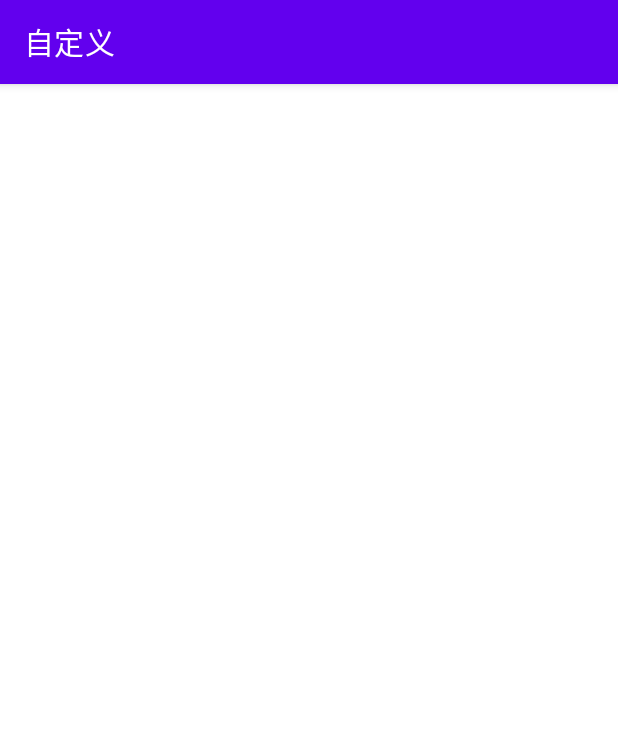
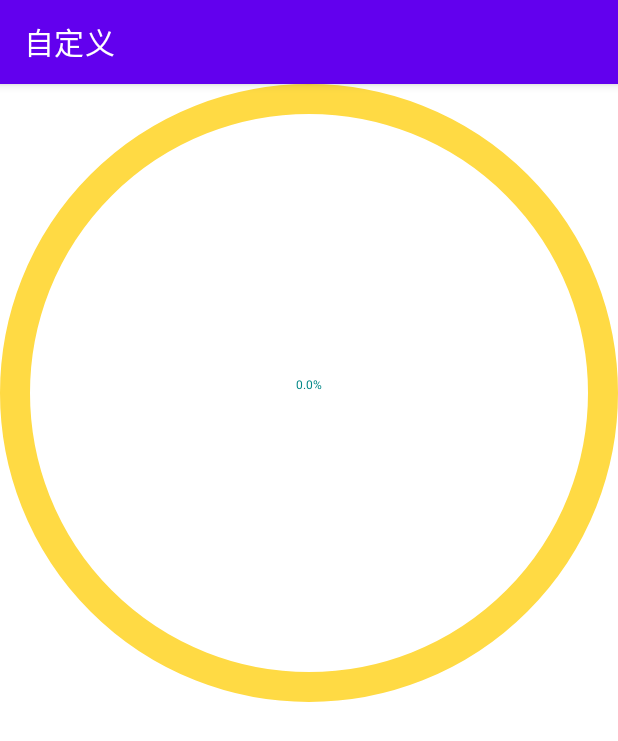
Before and after one commit to jianghu9527/DomeSummary, an Android app: the ProgressActivity screen opened directly, with no data from a screen before it, on a phone screen of 412 x 824 dp. Shown: the top 741 px of the screen. Run offline under Robolectric (Android 15) with nearby library versions, the phone set to English and light mode, and no system bars.

Commit message:
进度百分比

```diff
--- a/app/src/main/java/com/cd/ruileda/cc/view/ui/MainActivity.java
+++ b/app/src/main/java/com/cd/ruileda/cc/view/ui/MainActivity.java
@@ -42,7 +42,7 @@ public class MainActivity extends AppCompatActivity {
     public  List<String>  getData (){
         mdata.add("QQ计步器");
         mdata.add("字体变色效果分析");
-        mdata.add("进度条");
+        mdata.add("ProgreeBar进度条");
         mdata.add("Tinker");
         mdata.add("room");
         return mdata;
@@ -58,7 +58,7 @@ public class MainActivity extends AppCompatActivity {
             case "字体变色效果分析":
                 getonitem(UtilsViewPageActivity.class);
                 break;
-            case "进度条":
+            case "ProgreeBar进度条":
                 getonitem(ProgressActivity.class);
                 break;
             case "Tinker":
--- /dev/null
+++ b/app/src/main/java/com/cd/ruileda/cc/view/widget/ProgressBarView.java
@@ -0,0 +1,110 @@
+package com.cd.ruileda.cc.view.widget;
+
+import android.content.Context;
+import android.content.res.TypedArray;
+import android.graphics.Canvas;
+import android.graphics.Color;
+import android.graphics.Paint;
+import android.graphics.Rect;
+import android.graphics.RectF;
+import android.util.AttributeSet;
+import android.view.View;
+
+import androidx.annotation.Nullable;
+
+import com.cd.ruileda.cc.view.R;
+
+public class ProgressBarView extends View {
+
+    int mInnerBackGround= Color.RED;
+    int mOutBackGround= Color.RED;
+    int mRoundWidth= 10;
+    float mProgressTextSize=15;
+    int mProgreessTextColor=Color.RED;
+
+    Paint minnerPaint,moutPaint,mTextPaint;
+    int mMax=100;
+    int mProgress=30;
+
+
+    public ProgressBarView(Context context) {
+        this(context,null);
+    }
+
+    public ProgressBarView(Context context, @Nullable AttributeSet attrs) {
+        this (context, attrs,0);
+    }
+
+    public ProgressBarView(Context context, @Nullable AttributeSet attrs, int defStyleAttr) {
+        super(context, attrs, defStyleAttr);
+
+        TypedArray   arrary= context.obtainStyledAttributes(attrs, R.styleable.ProgressBarView);
+
+         mInnerBackGround= arrary.getColor(R.styleable.ProgressBarView_innerBackground,mInnerBackGround);
+        mOutBackGround= arrary.getColor(R.styleable.ProgressBarView_outBackground,mOutBackGround);
+        mRoundWidth= (int) arrary.getDimension(R.styleable.ProgressBarView_roundWidth,mRoundWidth);
+        mProgressTextSize=arrary.getDimension(R.styleable.ProgressBarView_progressTextSize,mProgressTextSize);
+        mProgreessTextColor= arrary.getColor(R.styleable.ProgressBarView_progressTextColor,mProgreessTextColor);
+        arrary.recycle();
+
+
+        minnerPaint=new Paint();
+        minnerPaint.setAntiAlias(true);
+        minnerPaint.setColor(mInnerBackGround);
+        minnerPaint.setStrokeWidth(mRoundWidth);
+        minnerPaint.setStyle(Paint.Style.STROKE);
+
+
+        moutPaint=new Paint();
+        moutPaint.setAntiAlias(true);
+        moutPaint.setColor(mOutBackGround);
+        moutPaint.setStrokeWidth(mRoundWidth);
+        moutPaint.setStyle(Paint.Style.STROKE);
+
+
+        mTextPaint=new Paint();
+        mTextPaint.setAntiAlias(true);
+        mTextPaint.setColor(mProgreessTextColor);
+        mTextPaint.setStrokeWidth(mRoundWidth);
+
+
+    }
+
+    @Override
+    protected void onMeasure(int widthMeasureSpec, int heightMeasureSpec) {
+        super.onMeasure(widthMeasureSpec, heightMeasureSpec);
+
+        int width=MeasureSpec.getSize(widthMeasureSpec);
+        int height=MeasureSpec.getSize(heightMeasureSpec);
+
+        setMeasuredDimension(Math.min(width,height),Math.min(width,height));
+
+    }
+
+    @Override
+    protected void onDraw(Canvas canvas) {
+        super.onDraw(canvas);
+
+       int center= getWidth()/2;
+        canvas.drawCircle(center,center,center-mRoundWidth/2,minnerPaint);
+        RectF rect=new RectF(0+mRoundWidth/2,0+mRoundWidth/2,getWidth()-mRoundWidth/2,getHeight()-mRoundWidth/2);
+        if (mProgress==0){
+            return;
+        }
+       float Current= mProgress/mMax;
+        canvas.drawArc(rect,0,Current*360,false,moutPaint);
+
+
+        String  text=Current*100+"%";
+        Rect  textBound=new Rect();
+        mTextPaint.getTextBounds(text,0,text.length(),textBound);
+
+        Paint.FontMetricsInt  fontMetricsInt= mTextPaint.getFontMetricsInt();
+      int dy=  (fontMetricsInt.bottom-fontMetricsInt.top)/2-fontMetricsInt.bottom;
+      int x=  getWidth()/2-textBound.width()/2;
+      int baselIne=getHeight()/2-dy;
+        canvas.drawText(text,x,baselIne,mTextPaint);
+
+
+    }
+}
--- a/app/src/main/res/layout/layoutprogress.xml
+++ b/app/src/main/res/layout/layoutprogress.xml
@@ -1,6 +1,22 @@
 <?xml version="1.0" encoding="utf-8"?>
 <LinearLayout xmlns:android="http://schemas.android.com/apk/res/android"
     android:layout_width="match_parent"
+    xmlns:app="http://schemas.android.com/apk/res-auto"
+    android:orientation="vertical"
     android:layout_height="match_parent">
 
+
+
+<com.cd.ruileda.cc.view.widget.ProgressBarView
+    android:layout_width="match_parent"
+    android:layout_height="match_parent"
+    app:outBackground="@color/home_but_bg"
+    app:progressTextColor="@color/teal_700"
+    app:innerBackground="@color/main_color"
+    app:roundWidth="20dp"
+    app:progressTextSize="1000sp"
+    />
+
+
+
 </LinearLayout>
--- a/app/src/main/res/values/attrs.xml
+++ b/app/src/main/res/values/attrs.xml
@@ -25,6 +25,14 @@
 
     </declare-styleable>
 
+    <declare-styleable name="ProgressBarView">
 
+        <attr name="innerBackground" format="color"/>
+        <attr name="outBackground" format="color"/>
+        <attr name="roundWidth" format="dimension"/>
+        <attr name="progressTextSize" format="dimension"/>
+        <attr name="progressTextColor" format="color"/>
+
+    </declare-styleable>
 
 </resources>
```
